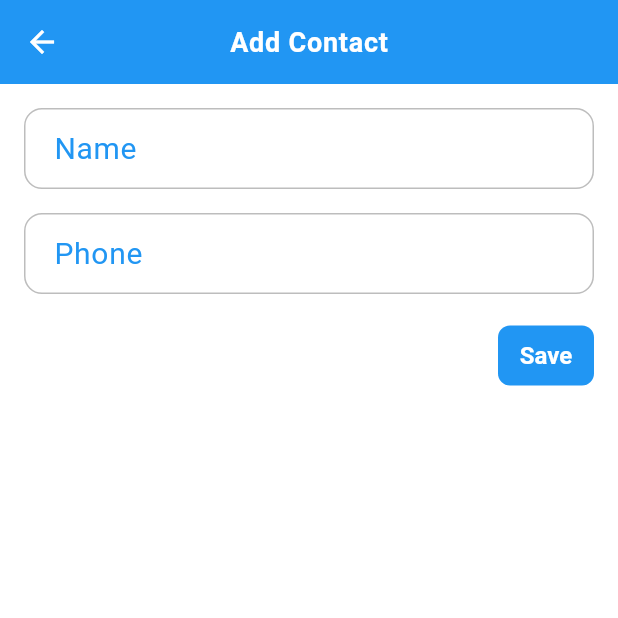
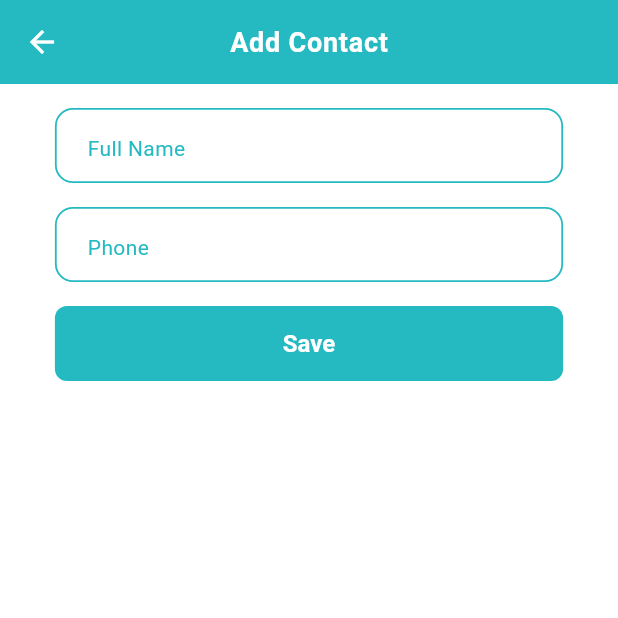
Before and after one commit to TariqMehmood1004/contacts_integration_app, a Flutter app: the screen it shows after launch, after a tap on the "add" icon, on a phone screen of 412 x 824 dp, the top half of it. Run offline on Flutter 3.47's test engine with Material 3 defaults, Android fonts, the phone set to English and light mode, and no system bars; our stand-ins replace contacts_service, get, permission_handler; Roboto replaces fonts that are missing (Poppins); project files that could hold a hidden picture were left out.

Commit message:
Final Version Updated

```diff
--- a/lib/screens/add_contact.dart
+++ b/lib/screens/add_contact.dart
@@ -22,7 +22,7 @@ class _AddContactPageState extends State<AddContactPage> {
       onTap: () => FocusManager.instance.primaryFocus?.unfocus(),
       child: Scaffold(
         appBar: AppBar(
-          backgroundColor: colorPrimary,
+          backgroundColor: colorOffBlue,
           iconTheme: const IconThemeData(color: colorWhite),
           title: Text(
             "Add Contact",
@@ -39,60 +39,70 @@ class _AddContactPageState extends State<AddContactPage> {
           child: Column(
             crossAxisAlignment: CrossAxisAlignment.stretch,
             children: [
-              TextField(
-                controller: _nameController,
-                decoration: InputDecoration(
-                  labelText: 'Name',
-                  labelStyle: TextStyle(
-                    color: colorPrimary,
+              Padding(
+                padding: EdgeInsets.symmetric(
+                    horizontal: MediaQuery.of(context).size.width * 0.05),
+                child: Container(
+                  height: 50,
+                  alignment: Alignment.centerLeft,
+                  decoration: BoxDecoration(
+                    borderRadius: BorderRadius.circular(12),
+                    border: Border.all(color: colorOffBlue, width: 1.2),
                   ),
-                  enabledBorder: OutlineInputBorder(
-                    borderRadius: BorderRadius.circular(12),
-                    borderSide: BorderSide(
-                      color: Colors.grey.shade400,
+                  child: TextField(
+                    controller: _nameController,
+                    style: Theme.of(context)
+                        .textTheme
+                        .bodyMedium!
+                        .copyWith(color: colorOffBlue, fontSize: 20),
+                    decoration: InputDecoration(
+                      hintText: 'Full Name',
+                      hintStyle: Theme.of(context)
+                          .textTheme
+                          .bodyMedium!
+                          .copyWith(color: colorOffBlue, fontSize: 14),
+                      border: InputBorder.none,
+                      contentPadding: EdgeInsets.symmetric(
+                          horizontal: MediaQuery.of(context).size.width * 0.05),
                     ),
                   ),
-                  focusedBorder: OutlineInputBorder(
-                    borderRadius: BorderRadius.circular(12),
-                    borderSide: BorderSide(
-                      color: colorPrimary,
-                      width: 2,
-                    ),
-                  ),
-                  contentPadding:
-                      EdgeInsets.symmetric(vertical: 12, horizontal: 16),
                 ),
               ),
               SizedBox(height: 16),
-              TextField(
-                controller: _phoneController,
-                keyboardType: TextInputType.phone,
-                decoration: InputDecoration(
-                  labelText: 'Phone',
-                  labelStyle: TextStyle(
-                    color: colorPrimary,
+              Padding(
+                padding: EdgeInsets.symmetric(
+                    horizontal: MediaQuery.of(context).size.width * 0.05),
+                child: Container(
+                  height: 50,
+                  alignment: Alignment.centerLeft,
+                  decoration: BoxDecoration(
+                    borderRadius: BorderRadius.circular(12),
+                    border: Border.all(color: colorOffBlue, width: 1.2),
                   ),
-                  enabledBorder: OutlineInputBorder(
-                    borderRadius: BorderRadius.circular(12),
-                    borderSide: BorderSide(
-                      color: Colors.grey.shade400,
+                  child: TextField(
+                    controller: _phoneController,
+                    style: Theme.of(context)
+                        .textTheme
+                        .bodyMedium!
+                        .copyWith(color: colorOffBlue, fontSize: 20),
+                    decoration: InputDecoration(
+                      hintText: 'Phone',
+                      hintStyle: Theme.of(context)
+                          .textTheme
+                          .bodyMedium!
+                          .copyWith(color: colorOffBlue, fontSize: 14),
+                      border: InputBorder.none,
+                      contentPadding: EdgeInsets.symmetric(
+                          horizontal: MediaQuery.of(context).size.width * 0.05),
                     ),
                   ),
-                  focusedBorder: OutlineInputBorder(
-                    borderRadius: BorderRadius.circular(12),
-                    borderSide: BorderSide(
-                      color: colorPrimary,
-                      width: 2,
-                    ),
-                  ),
-                  contentPadding:
-                      EdgeInsets.symmetric(vertical: 12, horizontal: 16),
                 ),
               ),
               SizedBox(height: 16),
               Container(
-                alignment: Alignment.centerRight,
                 height: 50.0,
+                padding: EdgeInsets.symmetric(
+                    horizontal: MediaQuery.of(context).size.width * 0.05),
                 child: ElevatedButton(
                   onPressed: () async {
                     final String name = _nameController.text.trim();
@@ -137,7 +147,7 @@ class _AddContactPageState extends State<AddContactPage> {
                     }
                   },
                   style: ElevatedButton.styleFrom(
-                    backgroundColor: colorPrimary,
+                    backgroundColor: colorOffBlue,
                     foregroundColor: colorWhite,
                     shape: RoundedRectangleBorder(
                       borderRadius: BorderRadius.circular(8.0),
--- a/lib/screens/home_page.dart
+++ b/lib/screens/home_page.dart
@@ -70,22 +70,9 @@ class _HomePageScreenState extends State<HomePageScreen> {
     return GestureDetector(
       onTap: () => FocusManager.instance.primaryFocus?.unfocus(),
       child: Scaffold(
-        appBar: AppBar(
-          backgroundColor: colorPrimary,
-          title: Text(
-            widget.title,
-            style: Theme.of(context).textTheme.bodyLarge!.copyWith(
-                  color: colorWhite,
-                  fontWeight: FontWeight.bold,
-                  fontSize: 20,
-                ),
-          ),
-          centerTitle: false,
-        ),
         floatingActionButton: FloatingActionButton(
-          backgroundColor: colorPrimary,
+          backgroundColor: colorOffBlue,
           foregroundColor: colorWhite,
-          // elevation: 0,
           shape: const CircleBorder(),
           onPressed: () {
             Get.to(
@@ -101,58 +88,80 @@ class _HomePageScreenState extends State<HomePageScreen> {
           ),
         ),
         body: _contacts.isEmpty
-            ? Center(child: CircularProgressIndicator())
-            : Column(
-                crossAxisAlignment: CrossAxisAlignment.start,
-                children: [
-                  const SizedBox(height: 10),
-                  Padding(
-                    padding: const EdgeInsets.symmetric(horizontal: 8.0),
+            ? const Center(child: CircularProgressIndicator())
+            : CustomScrollView(
+                slivers: [
+                  // Sliver AppBar
+                  SliverAppBar(
+                    title: Text(
+                      widget.title,
+                      style: Theme.of(context).textTheme.bodyLarge!.copyWith(
+                            color: colorWhite,
+                            fontWeight: FontWeight.bold,
+                            fontSize: 20,
+                          ),
+                    ),
+                    backgroundColor: colorOffBlue,
+                    expandedHeight: 120.0,
+                    floating: true,
+                    pinned: true,
+                    snap: false,
+                    flexibleSpace: FlexibleSpaceBar(
+                      background: Container(
+                        padding: const EdgeInsets.only(top: 70.0),
+                        alignment: Alignment.center,
+                        child: Padding(
+                          padding: EdgeInsets.symmetric(
+                              horizontal:
+                                  MediaQuery.of(context).size.width * 0.05),
                           child: Container(
-                      height: 40,
+                            height: 50,
+                            alignment: Alignment.centerLeft,
                             decoration: BoxDecoration(
-                        color: Colors.transparent,
+                              color: colorDark.withOpacity(0.4),
                               borderRadius: BorderRadius.circular(12),
-                        border: Border.all(color: colorDark.withOpacity(0.5)),
                             ),
                             child: TextField(
                               controller: _searchController,
-                        style: Theme.of(context)
-                            .textTheme
-                            .bodyMedium!
-                            .copyWith(color: colorDark, fontSize: 20),
                               decoration: InputDecoration(
                                 hintText: 'Search',
                                 hintStyle: Theme.of(context)
                                     .textTheme
                                     .bodyMedium!
-                              .copyWith(color: colorDark, fontSize: 14),
+                                    .copyWith(color: colorWhite, fontSize: 18),
                                 border: InputBorder.none,
-                          prefixIcon: Icon(
+                                alignLabelWithHint: true,
+                                prefixIcon: const Icon(
                                   Icons.search,
-                            size: 18,
-                            color: colorDark,
+                                  size: 14,
+                                  color: colorWhite,
                                 ),
                                 suffixIcon: IconButton(
-                            icon: Icon(Icons.clear, color: colorDark, size: 18),
+                                  icon: const Icon(Icons.clear,
+                                      color: colorWhite, size: 14),
                                   onPressed: () {
                                     _searchController.clear();
                                     _filterContacts();
                                   },
                                 ),
-                          contentPadding:
-                              EdgeInsets.symmetric(vertical: 0, horizontal: 12),
+                              ),
+                              style: Theme.of(context)
+                                  .textTheme
+                                  .bodyMedium!
+                                  .copyWith(color: colorWhite, fontSize: 18),
+                              textAlignVertical: TextAlignVertical.center,
                             ),
                           ),
                         ),
                       ),
-
-                  const SizedBox(height: 10),
-                  Padding(
-                    padding: const EdgeInsets.all(8.0),
+                    ),
+                  ),
+                  SliverPadding(
+                    padding: const EdgeInsets.only(
+                        top: 16.0, left: 16.0, right: 16.0),
+                    sliver: SliverToBoxAdapter(
                       child: Row(
                         mainAxisAlignment: MainAxisAlignment.spaceBetween,
-                      crossAxisAlignment: CrossAxisAlignment.center,
                         children: [
                           Text(
                             "My Contacts",
@@ -163,40 +172,29 @@ class _HomePageScreenState extends State<HomePageScreen> {
                                       fontSize: 20,
                                     ),
                           ),
-
-                        // Total Length of contacts
                           Text(
-                          _filteredContacts.length.toString(),
+                            "Contacts ${_filteredContacts.length}",
                             style:
                                 Theme.of(context).textTheme.bodyLarge!.copyWith(
                                       color: colorBlack,
-                                    fontWeight: FontWeight.bold,
-                                    fontSize: 18,
+                                      fontWeight: FontWeight.w500,
+                                      fontSize: 14,
                                     ),
                           ),
                         ],
                       ),
                     ),
+                  ),
 
-                  // Contacts List
-                  Expanded(
-                    child: ListView.builder(
-                      physics: const BouncingScrollPhysics(),
-                      itemCount: _filteredContacts.length,
-                      itemBuilder: (context, index) {
+                  SliverList(
+                    delegate: SliverChildBuilderDelegate(
+                      (context, index) {
                         Contact contact = _filteredContacts[index];
                         return ListTile(
                           onTap: () async {
                             String? phoneNumber = contact.phones!.first.value;
-                            ScaffoldMessenger.of(context).showSnackBar(
-                              SnackBar(
-                                content: Text("Phone number: $phoneNumber"),
-                                backgroundColor: colorBlue,
-                              ),
-                            );
                             if (phoneNumber != null) {
                               await _makePhoneCall(phoneNumber);
-                              print("Phone number: $phoneNumber");
                             }
                           },
                           leading: (contact.avatar != null &&
@@ -241,6 +239,7 @@ class _HomePageScreenState extends State<HomePageScreen> {
                           ),
                         );
                       },
+                      childCount: _filteredContacts.length,
                     ),
                   ),
                 ],
```
Lines whose indentation alone changed are shown as unchanged.
